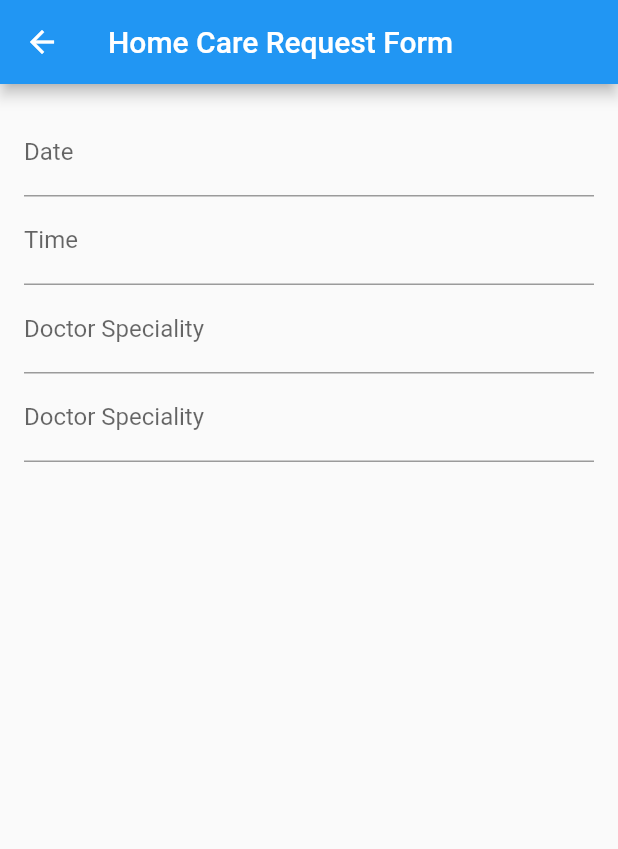
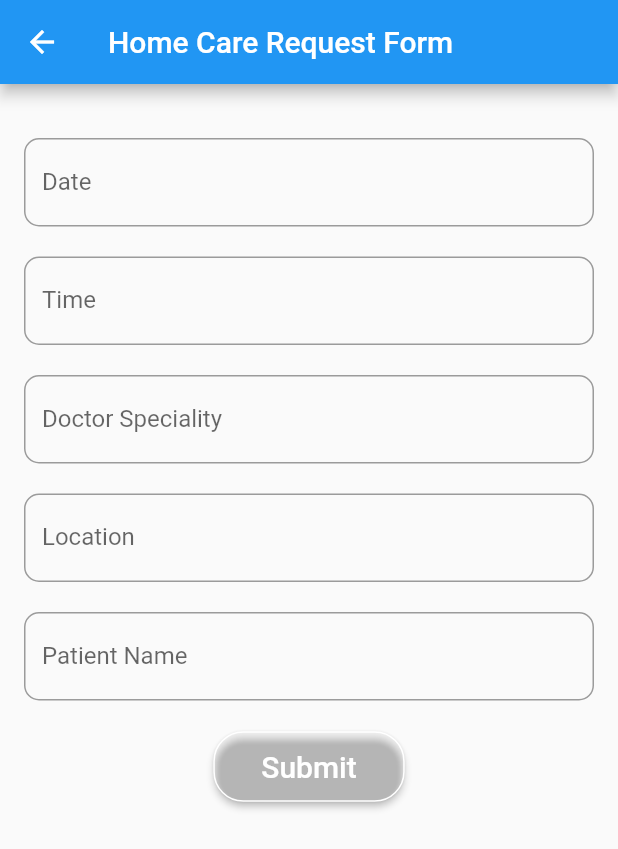
Before and after one commit to nidalayadi/memoire, a Flutter app: the HomeCareRequestForm screen opened directly, on a phone screen of 412 x 824 dp. Shown: the top 849 px of the screen. Run offline on Flutter 3.47's test engine with Material 2 defaults, Android fonts, the phone set to English and light mode, and no system bars; our stand-ins replace file_picker, table_calendar; missing offline and left inert: flutter_pdfview.

Commit message:
new stuff2

```diff
--- a/sprint2/lib/main.dart
+++ b/sprint2/lib/main.dart
@@ -1,20 +1,24 @@
 import 'package:file_picker/file_picker.dart';
 import 'package:flutter/material.dart';
+import 'package:sprint2/request.dart';
 import 'package:sprint2/signup2.dart';
 import 'demand.dart';
 import 'login.dart';
+import 'navigation.dart';
 import 'signup.dart';
 
 void main() {
   runApp(
     MaterialApp(
         debugShowCheckedModeBanner: false,
-        initialRoute: 'demand',
+        initialRoute: 'navigation',
         routes: {
           'login': (context) => const MyLogin(),
           'register': (context) => const MyRegister(),
           'files': (context) => PdfUploaderApp(),
           'demand': (context) => Tasks(),
+          'request': (context) => HomeCareRequestForm(),
+          'navigation': (context) => firstPage(),
         }),
   );
 }
--- a/sprint2/lib/navigation.dart
+++ b/sprint2/lib/navigation.dart
@@ -1,4 +1,61 @@
 import 'package:flutter/material.dart';
+import 'package:sprint2/profile.dart';
+
+import 'demand.dart';
+
+class firstPage extends StatefulWidget {
+  @override
+  State<firstPage> createState() => _firstPageState();
+}
+
+class _firstPageState extends State<firstPage> {
+  int _currentIndex = 0;
+  dynamic obj1 = {};
+  List<Widget> pages = [
+    MyWidget(),
+    Tasks(),
+    ProfilePage(),
+  ];
+
+  @override
+  void initState() {
+    super.initState();
+    pages[2] = ProfilePage();
+  }
+
+  @override
+  Widget build(BuildContext context) {
+    return MaterialApp(
+      home: Scaffold(
+        body: pages[_currentIndex],
+        bottomNavigationBar: BottomNavigationBar(
+          currentIndex: _currentIndex,
+          onTap: (index) {
+            setState(() {
+              _currentIndex = index;
+            });
+          },
+          selectedItemColor: Colors.blue,
+          unselectedItemColor: Colors.grey,
+          items: [
+            BottomNavigationBarItem(
+              icon: Icon(Icons.home),
+              label: 'Home',
+            ),
+            BottomNavigationBarItem(
+              icon: Icon(Icons.request_page),
+              label: 'Request',
+            ),
+            BottomNavigationBarItem(
+              icon: Icon(Icons.person),
+              label: 'Profile',
+            ),
+          ],
+        ),
+      ),
+    );
+  }
+}
 
 class MyWidget extends StatefulWidget {
   const MyWidget({super.key});
--- a/sprint2/lib/request.dart
+++ b/sprint2/lib/request.dart
@@ -81,10 +81,18 @@ class _HomeCareRequestFormState extends State<HomeCareRequestForm> {
         child: Form(
           key: _formKey,
           child: Column(children: [
+            SizedBox(
+              height: 20,
+            ),
             TextFormField(
               controller: _dateController,
               keyboardType: TextInputType.text,
-              decoration: InputDecoration(labelText: 'Date'),
+              decoration: InputDecoration(
+                labelText: 'Date',
+                border: OutlineInputBorder(
+                  borderRadius: BorderRadius.circular(10),
+                ),
+              ),
               validator: (value) {
                 if (value == null || value.isEmpty) {
                   return 'Please enter a date';
@@ -92,10 +100,18 @@ class _HomeCareRequestFormState extends State<HomeCareRequestForm> {
                 return null;
               },
             ),
+            SizedBox(
+              height: 20,
+            ),
             TextFormField(
               controller: _timeController,
               keyboardType: TextInputType.text,
-              decoration: InputDecoration(labelText: 'Time'),
+              decoration: InputDecoration(
+                labelText: 'Time',
+                border: OutlineInputBorder(
+                  borderRadius: BorderRadius.circular(10),
+                ),
+              ),
               validator: (value) {
                 if (value == null || value.isEmpty) {
                   return 'Please enter a time';
@@ -103,10 +119,18 @@ class _HomeCareRequestFormState extends State<HomeCareRequestForm> {
                 return null;
               },
             ),
+            SizedBox(
+              height: 20,
+            ),
             TextFormField(
               controller: _doctorSpecialityController,
               keyboardType: TextInputType.text,
-              decoration: InputDecoration(labelText: 'Doctor Speciality'),
+              decoration: InputDecoration(
+                labelText: 'Doctor Speciality',
+                border: OutlineInputBorder(
+                  borderRadius: BorderRadius.circular(10),
+                ),
+              ),
               validator: (value) {
                 if (value == null || value.isEmpty) {
                   return 'Please enter a doctor speciality';
@@ -114,16 +138,65 @@ class _HomeCareRequestFormState extends State<HomeCareRequestForm> {
                 return null;
               },
             ),
+            SizedBox(
+              height: 20,
+            ),
             TextFormField(
-              controller: _doctorSpecialityController,
+              controller: _locationController,
               keyboardType: TextInputType.text,
-              decoration: InputDecoration(labelText: 'Doctor Speciality'),
+              decoration: InputDecoration(
+                labelText: 'Location',
+                border: OutlineInputBorder(
+                  borderRadius: BorderRadius.circular(10),
+                ),
+              ),
               validator: (value) {
                 if (value == null || value.isEmpty) {
-                  return 'Please enter a doctor speciality';
+                  return 'Please enter a location';
                 }
                 return null;
               },
+            ),
+            SizedBox(
+              height: 20,
+            ),
+            TextFormField(
+              controller: _patientNameController,
+              keyboardType: TextInputType.text,
+              decoration: InputDecoration(
+                labelText: 'Patient Name',
+                border: OutlineInputBorder(
+                  borderRadius: BorderRadius.circular(10),
+                ),
+              ),
+              validator: (value) {
+                if (value == null || value.isEmpty) {
+                  return 'Please enter the patient name';
+                }
+                return null;
+              },
+            ),
+            SizedBox(
+              height: 20,
+            ),
+            ElevatedButton(
+              onPressed: _submitForm,
+              child: Padding(
+                padding: EdgeInsets.symmetric(
+                    horizontal: 16, vertical: 12), // Adjust padding
+                child: Text(
+                  'Submit',
+                  style: TextStyle(fontSize: 20), // Adjust font size
+                ),
+              ),
+              style: ElevatedButton.styleFrom(
+                primary: Colors.transparent,
+                onPrimary: Colors.white,
+                side: BorderSide(width: 1, color: Colors.white),
+                shape: RoundedRectangleBorder(
+                  borderRadius: BorderRadius.circular(20),
+                ),
+              ),
             ),
           ]),
         ),
```
Also changed, not shown: sprint2/lib/profile.dart (added, +125 -0 lines).
